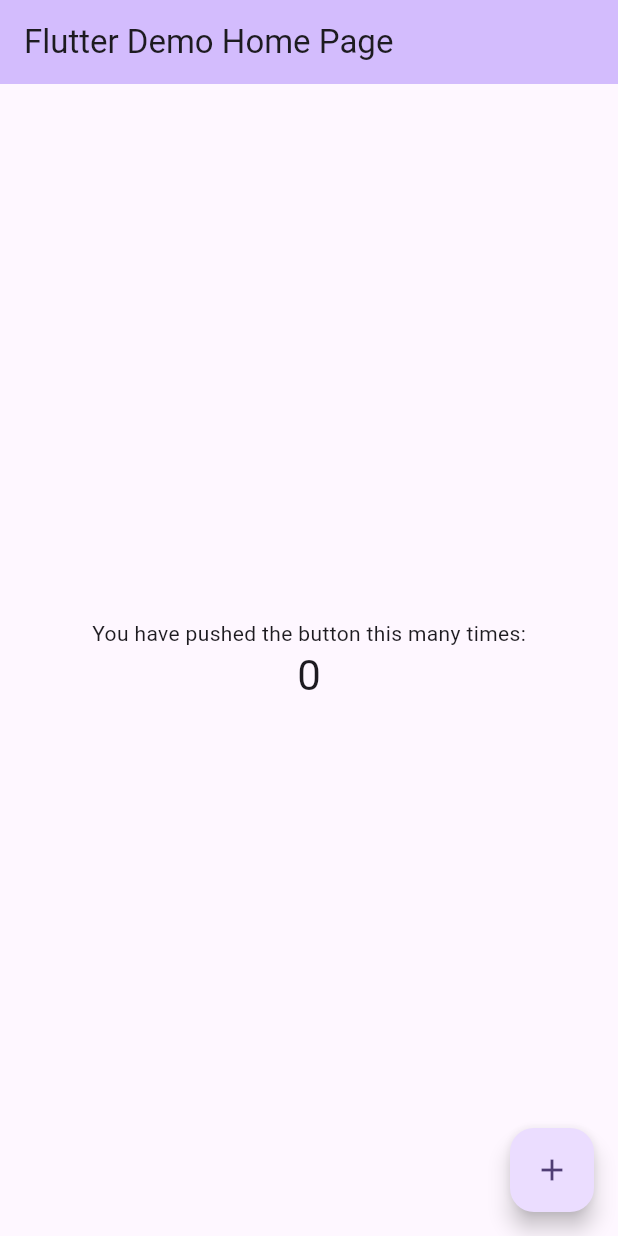
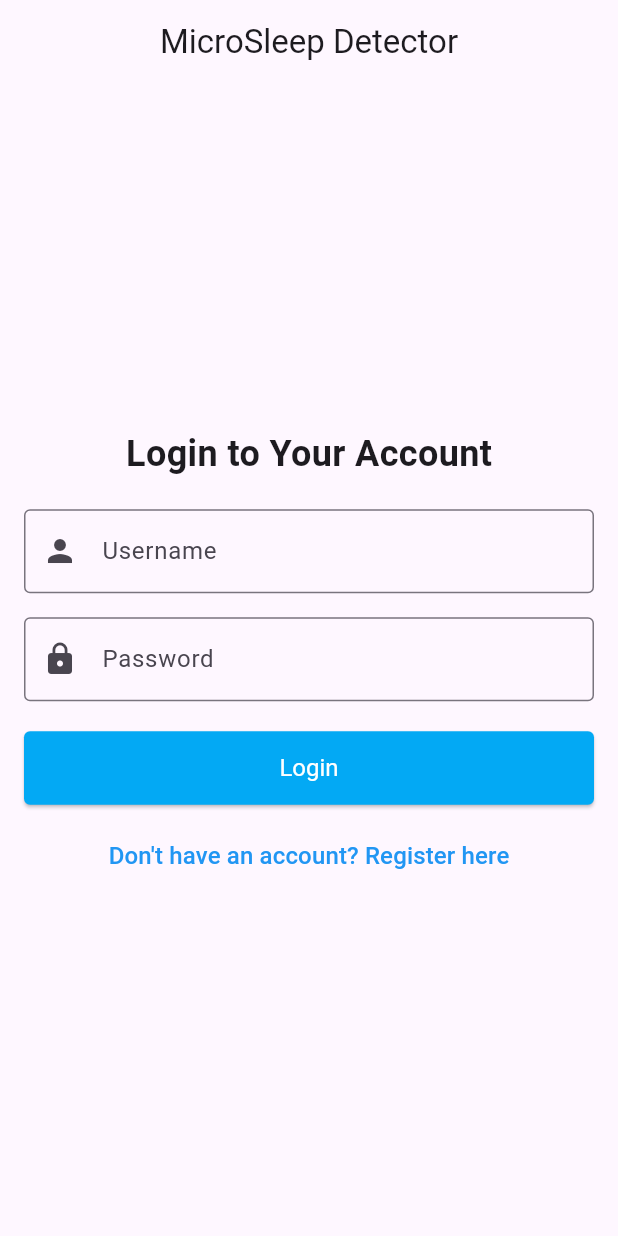
Before and after one commit to RazaqFarhanR/MicroSleep-Detector-MOBILE-APPS, a Flutter app: the screen it shows after launch, on a phone screen of 412 x 824 dp. Run offline on Flutter 3.47's test engine with Material 3 defaults, Android fonts, the phone set to English and light mode, and no system bars.

Commit message:
feat: slicing ui

```diff
--- a/lib/main.dart
+++ b/lib/main.dart
@@ -1,4 +1,8 @@
 import 'package:flutter/material.dart';
+import 'package:mobile_apps/screens/home_views.dart';
+import 'package:mobile_apps/screens/login_views.dart';
+import 'package:mobile_apps/screens/otp_views.dart';
+import 'package:mobile_apps/screens/register_views.dart';
 
 void main() {
   runApp(const MyApp());
@@ -7,119 +11,21 @@ void main() {
 class MyApp extends StatelessWidget {
   const MyApp({super.key});
 
-  // This widget is the root of your application.
+
   @override
   Widget build(BuildContext context) {
     return MaterialApp(
-      title: 'Flutter Demo',
+      title: 'Flutter Routing Demo',
       theme: ThemeData(
-        // This is the theme of your application.
-        //
-        // TRY THIS: Try running your application with "flutter run". You'll see
-        // the application has a purple toolbar. Then, without quitting the app,
-        // try changing the seedColor in the colorScheme below to Colors.green
-        // and then invoke "hot reload" (save your changes or press the "hot
-        // reload" button in a Flutter-supported IDE, or press "r" if you used
-        // the command line to start the app).
-        //
-        // Notice that the counter didn't reset back to zero; the application
-        // state is not lost during the reload. To reset the state, use hot
-        // restart instead.
-        //
-        // This works for code too, not just values: Most code changes can be
-        // tested with just a hot reload.
-        colorScheme: ColorScheme.fromSeed(seedColor: Colors.deepPurple),
-        useMaterial3: true,
+        primarySwatch: Colors.blue,
       ),
-      home: const MyHomePage(title: 'Flutter Demo Home Page'),
+      initialRoute: '/',
+      routes: {
+        '/': (context) => const LoginViews(),
+        '/home': (context) => const HomeViews(),
+        '/register': (context) => const RegisterViews(),
+        '/otp': (context) => const OtpConfirmationView()
+      },
     );
   }
 }
-
-class MyHomePage extends StatefulWidget {
-  const MyHomePage({super.key, required this.title});
-
-  // This widget is the home page of your application. It is stateful, meaning
-  // that it has a State object (defined below) that contains fields that affect
-  // how it looks.
-
-  // This class is the configuration for the state. It holds the values (in this
-  // case the title) provided by the parent (in this case the App widget) and
-  // used by the build method of the State. Fields in a Widget subclass are
-  // always marked "final".
-
-  final String title;
-
-  @override
-  State<MyHomePage> createState() => _MyHomePageState();
-}
-
-class _MyHomePageState extends State<MyHomePage> {
-  int _counter = 0;
-
-  void _incrementCounter() {
-    setState(() {
-      // This call to setState tells the Flutter framework that something has
-      // changed in this State, which causes it to rerun the build method below
-      // so that the display can reflect the updated values. If we changed
-      // _counter without calling setState(), then the build method would not be
-      // called again, and so nothing would appear to happen.
-      _counter++;
-    });
-  }
-
-  @override
-  Widget build(BuildContext context) {
-    // This method is rerun every time setState is called, for instance as done
-    // by the _incrementCounter method above.
-    //
-    // The Flutter framework has been optimized to make rerunning build methods
-    // fast, so that you can just rebuild anything that needs updating rather
-    // than having to individually change instances of widgets.
-    return Scaffold(
-      appBar: AppBar(
-        // TRY THIS: Try changing the color here to a specific color (to
-        // Colors.amber, perhaps?) and trigger a hot reload to see the AppBar
-        // change color while the other colors stay the same.
-        backgroundColor: Theme.of(context).colorScheme.inversePrimary,
-        // Here we take the value from the MyHomePage object that was created by
-        // the App.build method, and use it to set our appbar title.
-        title: Text(widget.title),
-      ),
-      body: Center(
-        // Center is a layout widget. It takes a single child and positions it
-        // in the middle of the parent.
-        child: Column(
-          // Column is also a layout widget. It takes a list of children and
-          // arranges them vertically. By default, it sizes itself to fit its
-          // children horizontally, and tries to be as tall as its parent.
-          //
-          // Column has various properties to control how it sizes itself and
-          // how it positions its children. Here we use mainAxisAlignment to
-          // center the children vertically; the main axis here is the vertical
-          // axis because Columns are vertical (the cross axis would be
-          // horizontal).
-          //
-          // TRY THIS: Invoke "debug painting" (choose the "Toggle Debug Paint"
-          // action in the IDE, or press "p" in the console), to see the
-          // wireframe for each widget.
-          mainAxisAlignment: MainAxisAlignment.center,
-          children: <Widget>[
-            const Text(
-              'You have pushed the button this many times:',
-            ),
-            Text(
-              '$_counter',
-              style: Theme.of(context).textTheme.headlineMedium,
-            ),
-          ],
-        ),
-      ),
-      floatingActionButton: FloatingActionButton(
-        onPressed: _incrementCounter,
-        tooltip: 'Increment',
-        child: const Icon(Icons.add),
-      ), // This trailing comma makes auto-formatting nicer for build methods.
-    );
-  }
-}
--- /dev/null
+++ b/lib/screens/login_views.dart
@@ -0,0 +1,89 @@
+import 'package:flutter/material.dart';
+
+class LoginViews extends StatelessWidget {
+  const LoginViews({super.key});
+
+  @override
+  Widget build(BuildContext context) {
+    return Scaffold(
+      appBar: AppBar(
+        title: const Text('MicroSleep Detector'),
+        centerTitle: true,
+      ),
+      body: Padding(
+        padding: const EdgeInsets.all(16.0),
+        child: Center(
+          child: SingleChildScrollView(
+            child: Column(
+              mainAxisAlignment: MainAxisAlignment.center,
+              children: [
+                const Text(
+                  'Login to Your Account',
+                  style: TextStyle(
+                    fontSize: 24,
+                    fontWeight: FontWeight.bold,
+                  ),
+                ),
+                const SizedBox(height: 20),
+                const TextField(
+                  decoration: InputDecoration(
+                    labelText: 'Username',
+                    border: OutlineInputBorder(),
+                    prefixIcon: Icon(Icons.person),
+                  ),
+                ),
+                const SizedBox(height: 16),
+                const TextField(
+                  obscureText: true,
+                  decoration: InputDecoration(
+                    labelText: 'Password',
+                    border: OutlineInputBorder(),
+                    prefixIcon: Icon(Icons.lock),
+                  ),
+                ),
+                const SizedBox(height: 20),
+                SizedBox(
+                  width: double.infinity,
+                  child: ElevatedButton(
+                    onPressed: () {
+                      Navigator.pushReplacementNamed(context, '/home');
+                    },
+                    style: ElevatedButton.styleFrom(
+                      backgroundColor: Colors.lightBlue,
+                      padding: const EdgeInsets.symmetric(
+                        horizontal: 40,
+                        vertical: 15,
+                      ),
+                      textStyle: const TextStyle(fontSize: 16),
+                      shape: RoundedRectangleBorder(
+                        borderRadius: BorderRadius.circular(4),
+                      ),
+                    ),
+                    child: const Text(
+                      'Login',
+                      style: TextStyle(color: Colors.white),
+                    ),
+                  ),
+                ),
+
+                const SizedBox(height: 10),
+                TextButton(
+                  onPressed: () {
+                    Navigator.pushNamed(context, '/register');
+                  },
+                  child: const Text(
+                    'Don\'t have an account? Register here',
+                    style: TextStyle(
+                      color: Colors.blue,
+                      fontSize: 16,
+                    ),
+                  ),
+                ),
+              ],
+            ),
+          ),
+        ),
+      ),
+    );
+  }
+}
```
Also changed, not shown: lib/screens/home_views.dart (added, +113 -0 lines), lib/screens/otp_views.dart (added, +81 -0 lines), lib/screens/register_views.dart (added, +118 -0 lines).
